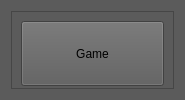
Above: gamecard.ui from nothanley/ModManager before the change. Below: the same form after it.
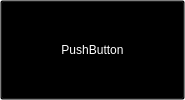
That is the form after the change.

```diff
--- a/gamecard.ui
+++ b/gamecard.ui
@@ -24,52 +24,51 @@
   </property>
   <property name="maximumSize">
    <size>
-    <width>185</width>
-    <height>110</height>
+    <width>4444444</width>
+    <height>4444444</height>
    </size>
   </property>
   <property name="windowTitle">
    <string>Form</string>
   </property>
   <property name="styleSheet">
-   <string notr="true">background-color: rgb(91, 91, 91);</string>
+   <string notr="true">QWidget{
+	background-color: rgba(255, 0, 255, 0);
+}</string>
   </property>
-  <layout class="QGridLayout" name="gridLayout">
-   <item row="0" column="0">
-    <widget class="QFrame" name="frame">
-     <property name="frameShape">
-      <enum>QFrame::StyledPanel</enum>
-     </property>
-     <property name="frameShadow">
-      <enum>QFrame::Raised</enum>
-     </property>
-     <layout class="QGridLayout" name="gridLayout_2">
-      <item row="0" column="0">
+  <layout class="QHBoxLayout" name="horizontalLayout">
+   <property name="spacing">
+    <number>0</number>
+   </property>
+   <property name="leftMargin">
+    <number>0</number>
+   </property>
+   <property name="topMargin">
+    <number>0</number>
+   </property>
+   <property name="rightMargin">
+    <number>0</number>
+   </property>
+   <property name="bottomMargin">
+    <number>0</number>
+   </property>
+   <item>
        <widget class="QPushButton" name="GameCardButton">
         <property name="sizePolicy">
-         <sizepolicy hsizetype="Minimum" vsizetype="Minimum">
+      <sizepolicy hsizetype="Expanding" vsizetype="Expanding">
           <horstretch>0</horstretch>
           <verstretch>0</verstretch>
          </sizepolicy>
         </property>
-        <property name="minimumSize">
-         <size>
-          <width>128</width>
-          <height>65</height>
-         </size>
-        </property>
-        <property name="maximumSize">
-         <size>
-          <width>16777214</width>
-          <height>16777215</height>
-         </size>
+     <property name="styleSheet">
+      <string notr="true">QPushButton{
+	color: white;
+	background-color: rgba(0, 0, 0, 0);
+}</string>
         </property>
         <property name="text">
-         <string>Game</string>
-        </property>
-       </widget>
-      </item>
-     </layout>
+      <string>PushButton</string>
+     </property>
     </widget>
    </item>
   </layout>
```
Lines whose indentation alone changed are shown as unchanged.
